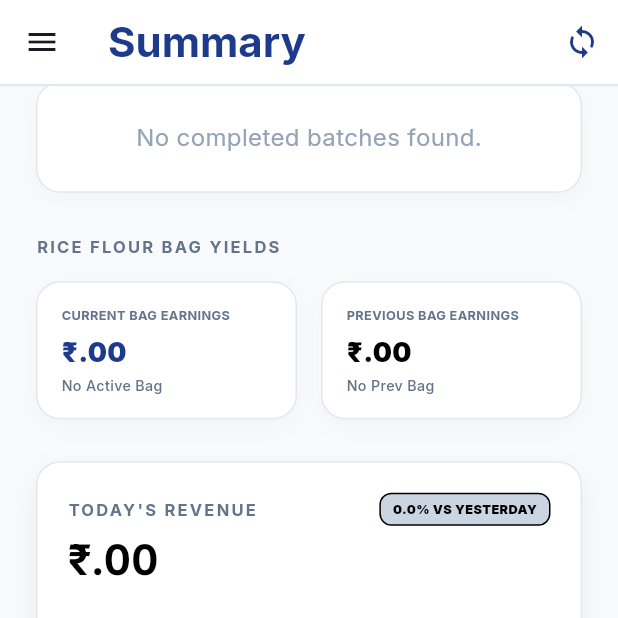
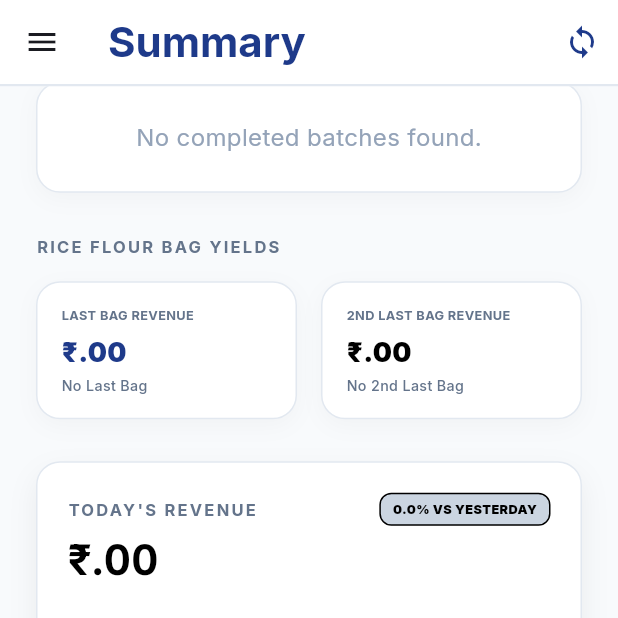
Before and after one commit to raghavendrac2006/Ledger-Flow, a Flutter app: the screen it shows after launch, item 5 of the bottom bar chosen, scrolled down 576 dp, on a phone screen of 412 x 824 dp, the top half of it. Run offline on Flutter 3.47's test engine with Material 3 defaults, Android fonts, the phone set to English and light mode, and no system bars; our stand-ins replace cloud_firestore, firebase_core, flutter_local_notifications, google_fonts, google_generative_ai, package_info_plus and 2 more; missing offline and left inert: dart:html, ota_update, workmanager; accounts and stored records are empty; generated files the repository leaves out were written again; network calls fail.

Commit message:
Fix bag sorting chronological bug and layout cards to show last/2nd last bag revenue

```diff
--- a/lib/core/app_state.dart
+++ b/lib/core/app_state.dart
@@ -115,6 +115,18 @@ class LedgerState extends ChangeNotifier {
     return _savingsLogs.fold(0.0, (accumulated, log) => accumulated + log.amount);
   }
 
+  DateTime _parseBagDate(String dateStr) {
+    try {
+      return DateFormat('dd MMMM yyyy').parse(dateStr);
+    } catch (_) {
+      try {
+        return DateTime.parse(dateStr);
+      } catch (_) {
+        return DateTime.fromMillisecondsSinceEpoch(0);
+      }
+    }
+  }
+
   void _initFirestore() {
     debugPrint("--- INITIALIZING REAL-TIME CLOUD FIRESTORE ---");
 
@@ -258,8 +270,8 @@ class LedgerState extends ChangeNotifier {
       (snapshot) {
         _riceBags.clear();
         _riceBags.addAll(snapshot);
-        // Sort in memory by startDate descending
-        _riceBags.sort((a, b) => b.startDate.compareTo(a.startDate));
+        // Sort in memory by startDate descending using actual DateTime parsing
+        _riceBags.sort((a, b) => _parseBagDate(b.startDate).compareTo(_parseBagDate(a.startDate)));
         _onStreamLoaded('bags');
         notifyListeners();
       },
@@ -947,6 +959,39 @@ class LedgerState extends ChangeNotifier {
     return null;
   }
 
+  // Getters for Last Bag (1st most recently completed) and 2nd Last Bag (2nd most recently completed)
+  RiceBag? get lastCompletedRiceBag {
+    try {
+      final completed = _riceBags.where((bag) => bag.status == "Completed").toList();
+      if (completed.isNotEmpty) {
+        return completed.first;
+      }
+    } catch (_) {}
+    return null;
+  }
+
+  RiceBag? get secondLastCompletedRiceBag {
+    try {
+      final completed = _riceBags.where((bag) => bag.status == "Completed").toList();
+      if (completed.length >= 2) {
+        return completed[1];
+      }
+    } catch (_) {}
+    return null;
+  }
+
+  double get lastCompletedBagRevenue {
+    final bag = lastCompletedRiceBag;
+    if (bag == null) return 0.0;
+    return getBagRevenue(bag);
+  }
+
+  double get secondLastCompletedBagRevenue {
+    final bag = secondLastCompletedRiceBag;
+    if (bag == null) return 0.0;
+    return getBagRevenue(bag);
+  }
+
   Future<void> _completeBag(RiceBag bag, String endDate, Map<String, dynamic> additionalUpdates) async {
     final revenue = _deliveryLogs
         .where((log) => !log.isPayment && log.associatedBagId == bag.bagId)
@@ -975,7 +1020,7 @@ class LedgerState extends ChangeNotifier {
     int? bagNum = bag.bagNumber;
     if (bagNum == null) {
       final sortedBags = List<RiceBag>.from(_riceBags)
-        ..sort((a, b) => a.startDate.compareTo(b.startDate));
+        ..sort((a, b) => _parseBagDate(a.startDate).compareTo(_parseBagDate(b.startDate)));
       final idx = sortedBags.indexWhere((b) => b.bagId == bag.bagId);
       bagNum = idx != -1 ? idx + 1 : 1;
     }
@@ -1088,7 +1133,7 @@ class LedgerState extends ChangeNotifier {
   int getBagNumber(RiceBag bag) {
     if (bag.bagNumber != null) return bag.bagNumber!;
     final sortedBags = List<RiceBag>.from(_riceBags)
-      ..sort((a, b) => a.startDate.compareTo(b.startDate));
+      ..sort((a, b) => _parseBagDate(a.startDate).compareTo(_parseBagDate(b.startDate)));
     final idx = sortedBags.indexWhere((b) => b.bagId == bag.bagId);
     return idx != -1 ? idx + 1 : 1;
   }
--- a/lib/screens/summary_screen.dart
+++ b/lib/screens/summary_screen.dart
@@ -184,7 +184,7 @@ class _SummaryScreenState extends State<SummaryScreen> {
                             crossAxisAlignment: CrossAxisAlignment.start,
                             children: [
                               Text(
-                                "CURRENT BAG EARNINGS",
+                                "LAST BAG REVENUE",
                                 style: AppTheme.labelSm.copyWith(
                                   fontSize: 8.5,
                                   color: AppTheme.onSurfaceVariant,
@@ -193,7 +193,7 @@ class _SummaryScreenState extends State<SummaryScreen> {
                               ),
                               const SizedBox(height: 8.0),
                               Text(
-                                "₹${NumberFormat('#,##,###.00').format(state.currentBagEarnings)}",
+                                "₹${NumberFormat('#,##,###.00').format(state.lastCompletedBagRevenue)}",
                                 style: AppTheme.headlineMd.copyWith(
                                   fontSize: 18.0,
                                   color: AppTheme.primary,
@@ -202,9 +202,9 @@ class _SummaryScreenState extends State<SummaryScreen> {
                               ),
                               const SizedBox(height: 4.0),
                               Text(
-                                state.activeRiceBag != null
-                                    ? "Remaining: ${state.activeRiceBag!.remainingKg.toStringAsFixed(1)} KG"
-                                    : "No Active Bag",
+                                state.lastCompletedRiceBag != null
+                                    ? "Size: ${state.lastCompletedRiceBag!.totalKg.toStringAsFixed(0)} KG (Bag #${state.getBagNumber(state.lastCompletedRiceBag!)})"
+                                    : "No Last Bag",
                                 style: AppTheme.labelSm.copyWith(fontSize: 9.5),
                               ),
                             ],
@@ -221,7 +221,7 @@ class _SummaryScreenState extends State<SummaryScreen> {
                             crossAxisAlignment: CrossAxisAlignment.start,
                             children: [
                               Text(
-                                "PREVIOUS BAG EARNINGS",
+                                "2ND LAST BAG REVENUE",
                                 style: AppTheme.labelSm.copyWith(
                                   fontSize: 8.5,
                                   color: AppTheme.onSurfaceVariant,
@@ -230,7 +230,7 @@ class _SummaryScreenState extends State<SummaryScreen> {
                               ),
                               const SizedBox(height: 8.0),
                               Text(
-                                "₹${NumberFormat('#,##,###.00').format(state.previousBagEarnings)}",
+                                "₹${NumberFormat('#,##,###.00').format(state.secondLastCompletedBagRevenue)}",
                                 style: AppTheme.headlineMd.copyWith(
                                   fontSize: 18.0,
                                   color: Colors.black,
@@ -239,9 +239,9 @@ class _SummaryScreenState extends State<SummaryScreen> {
                               ),
                               const SizedBox(height: 4.0),
                               Text(
-                                state.previousCompletedRiceBag != null
-                                    ? "Size: ${state.previousCompletedRiceBag!.totalKg.toStringAsFixed(0)} KG"
-                                    : "No Prev Bag",
+                                state.secondLastCompletedRiceBag != null
+                                    ? "Size: ${state.secondLastCompletedRiceBag!.totalKg.toStringAsFixed(0)} KG (Bag #${state.getBagNumber(state.secondLastCompletedRiceBag!)})"
+                                    : "No 2nd Last Bag",
                                 style: AppTheme.labelSm.copyWith(fontSize: 9.5),
                               ),
                             ],
```
